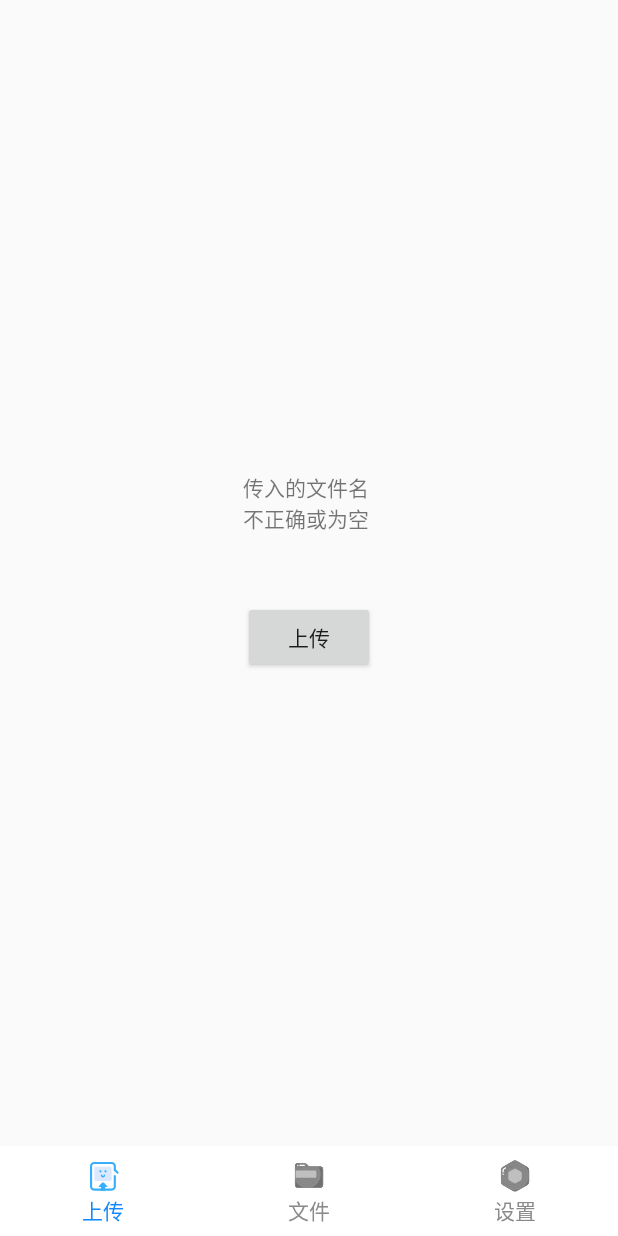
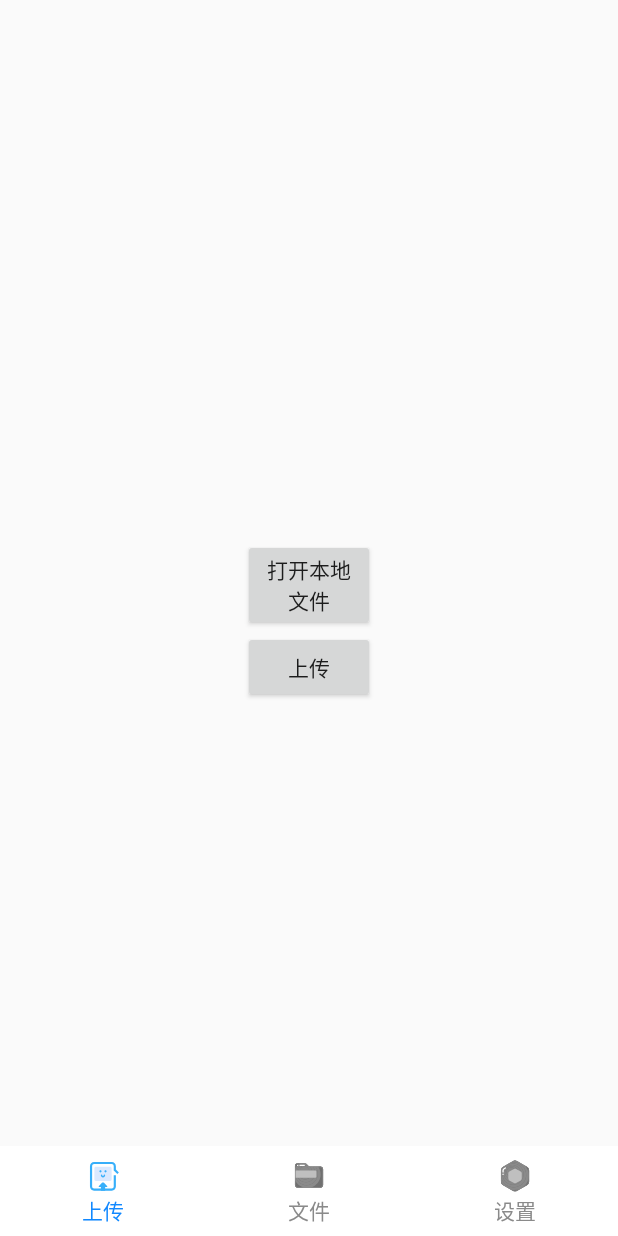
Before and after one commit to Wnliam/uqdateAPP-Android-native, an Android app: the MainActivity screen opened directly, with no data from a screen before it, after a tap on "上传", on a phone screen of 412 x 824 dp. Run offline under Robolectric (Android 15) with nearby library versions, the phone set to English and light mode, and no system bars; 1 statement that could not run was skipped.

Commit message:
添加本地文件浏览和上传，优化Intent获取，MainActivity增加onRestart方法

```diff
--- a/app/src/main/AndroidManifest.xml
+++ b/app/src/main/AndroidManifest.xml
@@ -6,9 +6,9 @@
     <uses-permission android:name="android.permission.WRITE_EXTERNAL_STORAGE"/>
     <application
         android:allowBackup="true"
-        android:icon="@mipmap/ic_launcher"
+        android:icon="@drawable/uqdate"
         android:label="@string/app_name"
-        android:roundIcon="@mipmap/ic_launcher_round"
+        android:roundIcon="@drawable/uqdate"
         android:supportsRtl="true"
         android:theme="@style/AppTheme">
         <activity android:name=".forstart.SplashActivity" android:theme="@style/Theme.AppCompat.Light.NoActionBar">
@@ -32,7 +32,7 @@
             </intent-filter>
         </activity>
         <activity android:name=".forstart.GuideActivity" android:theme="@style/Theme.AppCompat.Light.NoActionBar"/>
-
+        <activity android:name=".activitises.FileBowserActivity" android:theme="@style/Theme.AppCompat.Light.NoActionBar"/>
     </application>
 
 </manifest>
--- a/app/src/main/java/com/example/hasee/uqdate/pager/UploadPager.java
+++ b/app/src/main/java/com/example/hasee/uqdate/pager/UploadPager.java
@@ -7,7 +7,9 @@ import android.view.View;
 import android.widget.Button;
 import android.widget.TextView;
 
+import com.example.hasee.uqdate.MainActivity;
 import com.example.hasee.uqdate.R;
+import com.example.hasee.uqdate.activitises.FileBowserActivity;
 import com.example.hasee.uqdate.util.FileTypeUtil;
 
 import java.io.File;
@@ -22,9 +24,9 @@ import java.io.File;
 * @Version:        1.0
 */
 public class UploadPager extends BasePager {
-    Button btn_upload;
+    Button btn_upload,button_tobowser;
     TextView tv_1,tv_2;
-    Intent intent = null;
+    Intent globalIntent = null;
     public UploadPager(Context context) {
         super(context);
     }
@@ -38,8 +40,10 @@ public class UploadPager extends BasePager {
     public void initViews() {
         initData(null);
         btn_upload = mRootView.findViewById(R.id.btn_upload);
+        button_tobowser = mRootView.findViewById(R.id.btn_tobowser);
         tv_1 = mRootView.findViewById(R.id.textView2);
         tv_2 = mRootView.findViewById(R.id.textView3);
+
         btn_upload.setOnClickListener(new View.OnClickListener() {
             @Override
             public void onClick(View v) {
@@ -50,6 +54,14 @@ public class UploadPager extends BasePager {
                 } catch (Exception e) {
                     tv_2.setText("传入的文件名不正确或为空");
                 }
+            }
+        });
+
+        button_tobowser.setOnClickListener(new View.OnClickListener() {
+            @Override
+            public void onClick(View v) {
+                Intent intent = new Intent(mContext,FileBowserActivity.class);
+                mContext.startActivity(intent);
             }
         });
     }
@@ -65,7 +77,7 @@ public class UploadPager extends BasePager {
     public void initData(Object data) {
         //进行为空判断，避免空指针
         if (null != data)
-        intent = (Intent)data;
+        globalIntent = (Intent)data;
     }
 
 
@@ -78,13 +90,16 @@ public class UploadPager extends BasePager {
     */
     private String getIntentFileURL(){
         String str = "";
-        String action = intent.getAction();
-        String type = intent.getType();
-        if (intent.ACTION_VIEW.equals(action)) {
-            Uri uri = intent.getData();
+        String action = globalIntent.getAction();
+        String type = globalIntent.getType();
+        if (globalIntent.ACTION_VIEW.equals(action)) {
+            Uri uri = globalIntent.getData();
             str = Uri.decode(uri.getEncodedPath());
             System.out.println(str);
             System.out.println(type);
+        }else {//2019/1/24：这里处理从本地文件选择中选择的文件
+            if(null != globalIntent.getStringExtra("localFileURL"));
+            str =  globalIntent.getStringExtra("localFileURL");
         }
         return str;
     }
--- /dev/null
+++ b/app/src/main/res/drawable/dir.xml
@@ -0,0 +1,4 @@
+<vector android:height="24dp" android:viewportHeight="1024"
+    android:viewportWidth="1024" android:width="24dp" xmlns:android="http://schemas.android.com/apk/res/android">
+    <path android:fillColor="#3e3a39" android:pathData="M910.1,360.58v-61.71c0,-53 -42.03,-112.28 -98.28,-112.28L528.43,186.59l-11.68,-22.05c-11.69,-22.35 -34.59,-36.23 -59.81,-36.23L154.57,128.31c-50.44,0 -91.45,42.17 -91.45,94.01v575.54c0,51.81 41.01,93.97 91.45,93.97h711.54c50.44,0 91.45,-42.15 91.45,-93.97L957.56,444.61c-0,-30.63 -20.25,-63.05 -47.46,-84.03zM811.82,243.03c19.54,0 41.84,29.75 41.84,55.84v39.04c-0.96,-0.04 -1.91,-0.1 -2.87,-0.1L608.55,337.82l-50.22,-94.78h253.48zM901.11,797.86c0,20.68 -15.71,37.52 -35,37.52h-711.54c-19.29,0 -35,-16.84 -35,-37.52L119.57,222.32c0,-20.71 15.71,-37.57 35,-37.57h302.37c4.13,0 7.88,2.27 9.87,6.08l99.83,188.42a28.25,28.25 0,0 0,24.94 15.01h259.21c20.23,0 50.33,30.12 50.33,50.35v353.25z"/>
+</vector>
--- /dev/null
+++ b/app/src/main/res/drawable/file.xml
@@ -0,0 +1,4 @@
+<vector android:height="24dp" android:viewportHeight="1024"
+    android:viewportWidth="1024" android:width="24dp" xmlns:android="http://schemas.android.com/apk/res/android">
+    <path android:fillColor="#FF000000" android:pathData="M544,128h-288c-19.2,0 -32,12.8 -32,32v704c0,19.2 12.8,32 32,32h512c19.2,0 32,-12.8 32,-32v-480h-192c-35.2,0 -64,-28.8 -64,-64v-192zM608,140.8v179.2h179.2l-179.2,-179.2zM256,64h352c9.6,0 16,3.2 22.4,9.6l224,224c6.4,6.4 9.6,12.8 9.6,22.4v544c0,54.4 -41.6,96 -96,96h-512c-54.4,0 -96,-41.6 -96,-96v-704c0,-54.4 41.6,-96 96,-96zM320,416h160c19.2,0 32,12.8 32,32s-12.8,32 -32,32h-160c-19.2,0 -32,-12.8 -32,-32s12.8,-32 32,-32zM320,544h384c19.2,0 32,12.8 32,32s-12.8,32 -32,32h-384c-19.2,0 -32,-12.8 -32,-32s12.8,-32 32,-32zM320,672h384c19.2,0 32,12.8 32,32s-12.8,32 -32,32h-384c-19.2,0 -32,-12.8 -32,-32s12.8,-32 32,-32z"/>
+</vector>
--- /dev/null
+++ b/app/src/main/res/drawable/ic_retrun.xml
@@ -0,0 +1,4 @@
+<vector android:height="24dp" android:viewportHeight="1024"
+    android:viewportWidth="1024" android:width="35dp" xmlns:android="http://schemas.android.com/apk/res/android">
+    <path android:fillColor="#999" android:pathData="M475.59,300.37V175.22c-11.38,-52.34 -54.61,-20.48 -54.61,-20.48L120.6,411.88c-65.99,45.51 -4.55,79.64 -4.55,79.64l295.82,254.86c59.16,43.24 63.72,-22.76 63.72,-22.76v-116.05C775.96,514.28 898.84,887.47 898.84,887.47c11.38,20.48 18.2,0 18.2,0 116.05,-559.79 -441.46,-587.09 -441.46,-587.09z"/>
+</vector>
--- a/app/src/main/res/layout/pager_upload.xml
+++ b/app/src/main/res/layout/pager_upload.xml
@@ -28,6 +28,12 @@
             android:text="TextView" />
 
         <Button
+            android:id="@+id/btn_tobowser"
+            android:layout_width="match_parent"
+            android:layout_height="wrap_content"
+            android:text="打开本地文件" />
+
+        <Button
             android:id="@+id/btn_upload"
             android:layout_width="wrap_content"
             android:layout_height="wrap_content"
--- a/app/src/main/res/values/strings.xml
+++ b/app/src/main/res/values/strings.xml
@@ -1,3 +1,3 @@
 <resources>
-    <string name="app_name">UqDATE</string>
+    <string name="app_name">Uq云归档</string>
 </resources>
```
Also changed, not shown: app/src/main/java/com/example/hasee/uqdate/MainActivity.java (+6 -2 lines), app/src/main/java/com/example/hasee/uqdate/activitises/FileBowserActivity.java (added, +120 -0 lines), app/src/main/res/layout/bowser_item.xml (added, +23 -0 lines), app/src/main/res/layout/browser_layout.xml (added, +36 -0 lines), app/src/main/res/drawable/loan_luncher_logo_loan.png, app/src/main/res/drawable/uqdate.png (added).
